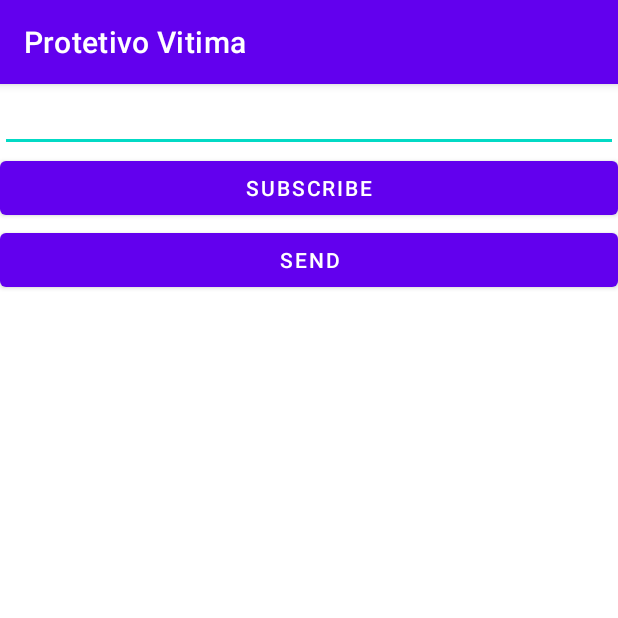
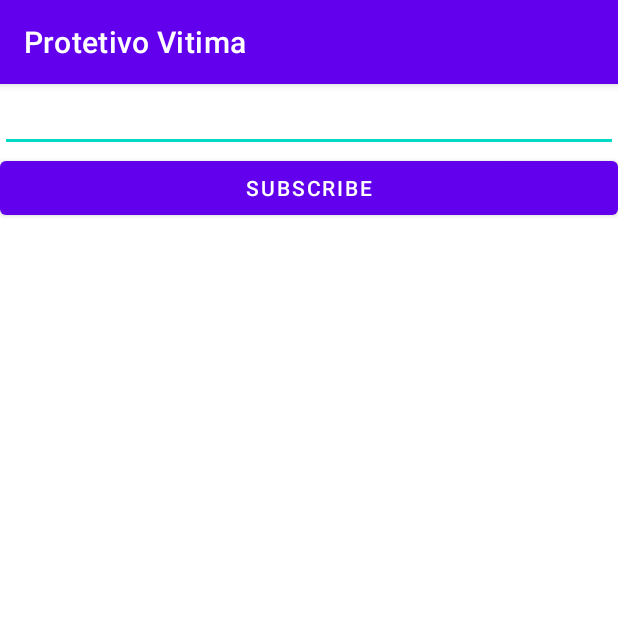
Before and after one commit to reinaldonetof/computacao_movel, an Android app: the screen it shows after launch (MainActivity), after a tap on "SUBSCRIBE", on a phone screen of 412 x 824 dp, the top half of it. Run offline under Robolectric (Android 15) with nearby library versions, the phone set to English and light mode, and no system bars; libraries missing offline, so code that uses them is left out: br.ufma.lsdi; 28 statements that could not run were skipped.

Commit message:
Clean app vitima

```diff
--- a/AppVitima/ProtetivoVitima/app/src/main/java/com/movel/protetivovitima/MainActivity.java
+++ b/AppVitima/ProtetivoVitima/app/src/main/java/com/movel/protetivovitima/MainActivity.java
@@ -40,13 +40,16 @@ public class MainActivity extends AppCompatActivity {
 
     CDDL cddl;
     private TextView messageTextView;
+    private TextView messageLatitude;
+    private TextView messageLongitude;
     private EditText editTextView;
     private View subscribeButton;
-    private Button sendButton;
     private ConnectionImpl con;
     private ConnectionImpl external_con;
     private Double latitude = 0.0;
     private Double longitude = 0.0;
+    private Double external_latitude = 0.0;
+    private Double external_longitude = 0.0;
 
     @Override
     protected void onCreate(Bundle savedInstanceState) {
@@ -54,34 +57,23 @@ public class MainActivity extends AppCompatActivity {
         setContentView(R.layout.activity_main);
         setViews();
 
-        ActivityCompat.requestPermissions(MainActivity.this, new String[]{Manifest.permission.ACCESS_FINE_LOCATION, Manifest.permission.ACCESS_COARSE_LOCATION}, 1);
-
-//        if(!checkPermission()){
-//            requestPermission();
-//        }
-
-        // Este codigo comentado envolve o uso seguro do CDDL. Estes métodos não devem ser chamados de forma sequencial.
-        // Caso alguma equipe deseje usar o CDDL no modo seguro me procure que eu explico melhor (andre.cardoso@lsdi.ufma.br)
-//        SecurityService securityService = new SecurityService(getApplicationContext());
-//        securityService.generateCSR("andre.cardoso","LSDi","UFMA","SLZ","MA","BR","andre.cardoso@lsdi.ufma.br");
-//        securityService.grantWritePermissionByCDDLTopic("andre.cardoso@lsdi.ufma.br", SecurityService.ALL_TOPICS);
-//        securityService.grantReadPermissionByCDDLTopic("andre.cardoso@lsdi.ufma.br", SecurityService.ALL_TOPICS);
-//        setCertificates("rootCA.crt", "client.crt", "ca_lsdi");
+        if(!checkPermission()){
+            ActivityCompat.requestPermissions(MainActivity.this, new String[]{Manifest.permission.ACCESS_FINE_LOCATION, Manifest.permission.ACCESS_COARSE_LOCATION}, 1);
+        }
 
         subscribeButton.setOnClickListener(clickListener);
-        sendButton.setOnClickListener(sendListener);
     }
 
     private void setViews() {
         editTextView = findViewById(R.id.editText);
         subscribeButton = findViewById(R.id.subscribeButton);
         messageTextView = findViewById(R.id.messageTexView);
-        sendButton = findViewById(R.id.sendButton);
+        messageLatitude = findViewById(R.id.messageLatitude);
+        messageLongitude = findViewById(R.id.messageLongitude);
     }
 
     private void initCDDL(String clientId) {
         String host = CDDL.startMicroBroker();
-        //String host = CDDL.startSecureMicroBroker(getApplicationContext(), true)
         con = ConnectionFactory.createConnection();
         con.setClientId(clientId);
         con.setHost(host);
@@ -94,22 +86,12 @@ public class MainActivity extends AppCompatActivity {
         external_con.setHost(host_external);
         external_con.addConnectionListener(connectionListenerExternal);
         external_con.connect();
-//        con.secureConnect(getApplicationContext());
         cddl = CDDL.getInstance();
         cddl.setConnection(con);
         cddl.setContext(this);
         cddl.startService();
         cddl.startLocationSensor();
         cddl.startCommunicationTechnology(CDDL.INTERNAL_TECHNOLOGY_ID);
-    }
-
-    private void publishMessage() {
-        Publisher publisher = PublisherFactory.createPublisher();
-        publisher.addConnection(cddl.getConnection());
-        MyMessage message = new MyMessage();
-        message.setServiceName("my_service");
-        message.setServiceByteArray("Valor");
-        publisher.publish(message);
     }
 
     private void publishExternal(Double lat, Double lon) {
@@ -132,13 +114,15 @@ public class MainActivity extends AppCompatActivity {
             @Override
             public void onMessageArrived(Message message) {
                 if (message.getServiceName().equals("my_service")) {
-                    Log.d("_MAIN_EXTERNAL_MY_SVC", "+++" + message.toString());
-                }
-                if (message.getServiceName().equals("alert")) {
-                    Log.d("_MAIN_EXTERNAL_ALERTA", "+++" + message.toString());
+                    Log.d("_MAIN_EXTERNAL", ">>>>>>>>>>>>>>>>>>>>>>>>>>>>" + message.toString());
+
                 }
                 if (message.getServiceName().equals("location_external")) {
-                    Log.d("_MAIN_EXTERNAL_LOCATION", "+++" + message.toString());
+                    String[] arrOfPoints = message.getServiceValue()[0].toString().split(";");
+                    external_latitude = Double.parseDouble(arrOfPoints[0]);
+                    external_longitude = Double.parseDouble(arrOfPoints[1]);
+                    messageLatitude.setText(external_latitude.toString());
+                    messageLongitude.setText(external_longitude.toString());
                 }
                 Log.d("_MAIN_EXTERNAL", ">>>>>>>>>>>>>>>>>>>>>>>>>>>>" + message);
             }
@@ -213,13 +197,6 @@ public class MainActivity extends AppCompatActivity {
 
     };
 
-    private View.OnClickListener sendListener = new View.OnClickListener() {
-        @Override
-        public void onClick(View view) {
-            publishExternal(latitude, longitude);
-        }
-    };
-
     private View.OnClickListener clickListener = new View.OnClickListener() {
         @Override
         public void onClick(View view) {
@@ -227,7 +204,6 @@ public class MainActivity extends AppCompatActivity {
             initCDDL(et);
             subscribeMessage();
             subscribeExternalMessage(et);
-            thread.start();
         }
     };
 
@@ -272,20 +248,6 @@ public class MainActivity extends AppCompatActivity {
         }
     }
 
-    Thread thread = new Thread() {
-        @Override
-        public void run() {
-            try {
-                while(true) {
-                    sleep(1000);
-                    publishExternal(latitude, longitude);
-                }
-            } catch (InterruptedException e) {
-                e.printStackTrace();
-            }
-        }
-    };
-
     private void setCertificates(String caFileName, String certFileName, String caAlias) {
         if (!checkPermission()) {
             requestPermission();
--- a/AppVitima/ProtetivoVitima/app/src/main/res/layout/activity_main.xml
+++ b/AppVitima/ProtetivoVitima/app/src/main/res/layout/activity_main.xml
@@ -15,12 +15,6 @@
         android:layout_height="wrap_content"
         android:text="@string/subscribe" />
 
-    <Button
-        android:id="@+id/sendButton"
-        android:layout_width="match_parent"
-        android:layout_height="wrap_content"
-        android:text="@string/send" />
-
     <ScrollView
         android:layout_width="match_parent"
         android:layout_height="match_parent">
@@ -36,6 +30,19 @@
                 android:layout_height="match_parent"
                 android:padding="5dp" />
 
+            <TextView
+                android:id="@+id/messageLatitude"
+                android:layout_width="match_parent"
+                android:layout_height="match_parent"
+                android:padding="5dp"
+                android:layout_marginTop="30dp"/>
+
+            <TextView
+                android:id="@+id/messageLongitude"
+                android:layout_width="match_parent"
+                android:layout_height="match_parent"
+                android:padding="5dp" />
+
         </LinearLayout>
     </ScrollView>
 </LinearLayout>
```
